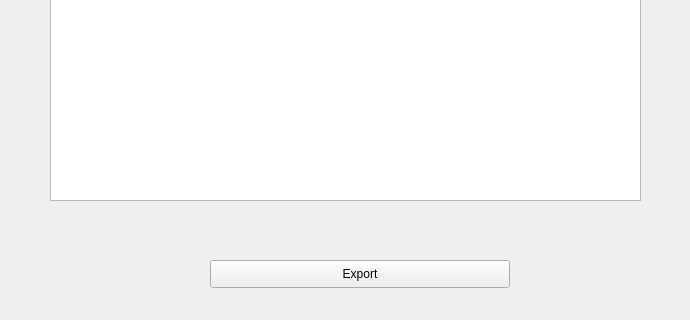
doddodod/GRP17, file resources/UI_resources/singleAttendence_frame1.ui: the form before one commit; both pictures show x 0 to 690 and y 200 to 520 of the 690 by 520 pixel window.
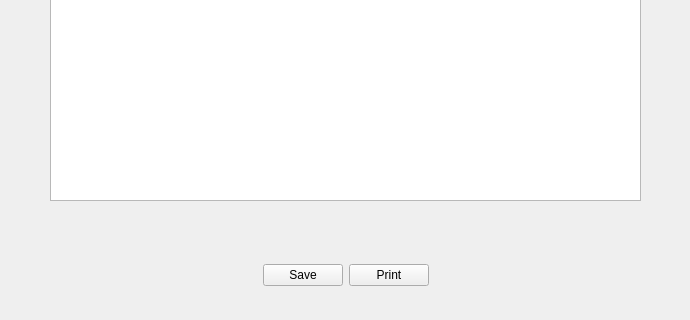
The form after the commit.

Commit message:
Finish the design of main qt files of teacher part. Some prompt dialogs can be realized by easy coding.
The naming of file:
prefix - corresponding resource of page/function (refer to the UI design ppt)
suffix - class of the file (mainWindow/frame/dialog)

Two special files with suffix of unuse:
not for coding, only for design.

TBC: update the extracting of common class for coding.

```diff
--- a/resources/UI_resources/singleAttendence_frame1.ui
+++ b/resources/UI_resources/singleAttendence_frame1.ui
@@ -13,25 +13,6 @@
   <property name="windowTitle">
    <string>Form</string>
   </property>
-  <widget class="QPushButton" name="pushButton">
-   <property name="geometry">
-    <rect>
-     <x>210</x>
-     <y>460</y>
-     <width>300</width>
-     <height>28</height>
-    </rect>
-   </property>
-   <property name="sizePolicy">
-    <sizepolicy hsizetype="Fixed" vsizetype="Fixed">
-     <horstretch>0</horstretch>
-     <verstretch>0</verstretch>
-    </sizepolicy>
-   </property>
-   <property name="text">
-    <string>Export</string>
-   </property>
-  </widget>
   <widget class="QLabel" name="label">
    <property name="geometry">
     <rect>
@@ -62,6 +43,58 @@
     </rect>
    </property>
   </widget>
+  <widget class="QWidget" name="layoutWidget_4">
+   <property name="geometry">
+    <rect>
+     <x>0</x>
+     <y>460</y>
+     <width>691</width>
+     <height>30</height>
+    </rect>
+   </property>
+   <layout class="QHBoxLayout" name="horizontalLayout_2">
+    <item>
+     <spacer name="horizontalSpacer">
+      <property name="orientation">
+       <enum>Qt::Horizontal</enum>
+      </property>
+      <property name="sizeHint" stdset="0">
+       <size>
+        <width>150</width>
+        <height>20</height>
+       </size>
+      </property>
+     </spacer>
+    </item>
+    <item>
+     <widget class="QPushButton" name="pushButton_2">
+      <property name="text">
+       <string>Save</string>
+      </property>
+     </widget>
+    </item>
+    <item>
+     <widget class="QPushButton" name="pushButton">
+      <property name="text">
+       <string>Print</string>
+      </property>
+     </widget>
+    </item>
+    <item>
+     <spacer name="horizontalSpacer_2">
+      <property name="orientation">
+       <enum>Qt::Horizontal</enum>
+      </property>
+      <property name="sizeHint" stdset="0">
+       <size>
+        <width>150</width>
+        <height>20</height>
+       </size>
+      </property>
+     </spacer>
+    </item>
+   </layout>
+  </widget>
  </widget>
  <resources/>
  <connections/>
```
The commit also changes 3 other files.
